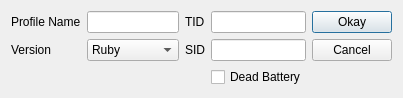
Before: the Qt Designer form Source/Form/Gen3/Profile/ProfileEditor3.ui in Admiral-Fish/PokeFinder, drawn with Qt 5.
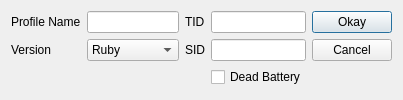
After: the same form once the commit is applied. Custom widgets are drawn as their Qt base class.

The edit to the form file:
```diff
--- a/Source/Form/Gen3/Profile/ProfileEditor3.ui
+++ b/Source/Form/Gen3/Profile/ProfileEditor3.ui
@@ -6,8 +6,8 @@
    <rect>
     <x>0</x>
     <y>0</y>
-    <width>378</width>
-    <height>98</height>
+    <width>388</width>
+    <height>100</height>
    </rect>
   </property>
   <property name="windowTitle">
```
Left out of the diff: 76 changed lines with no effect on the pictures.
